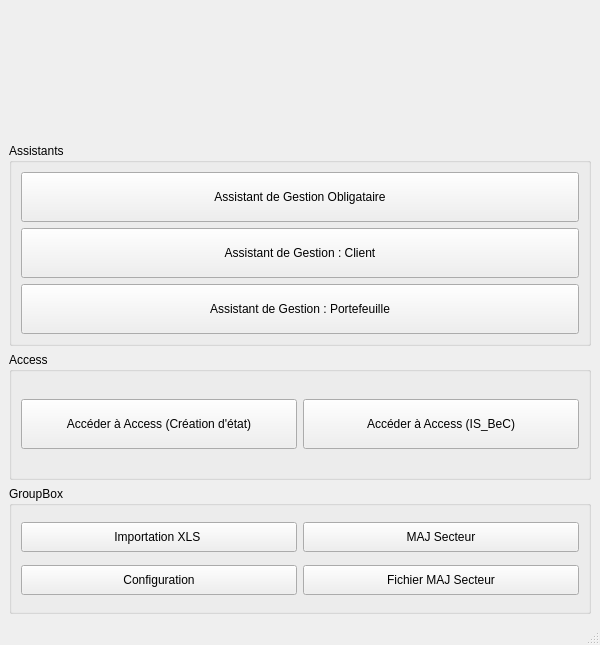
This is MainMenu.ui in baptiste-pasquier/eurocorporate as Qt 5 draws it before an edit. The edited form follows.
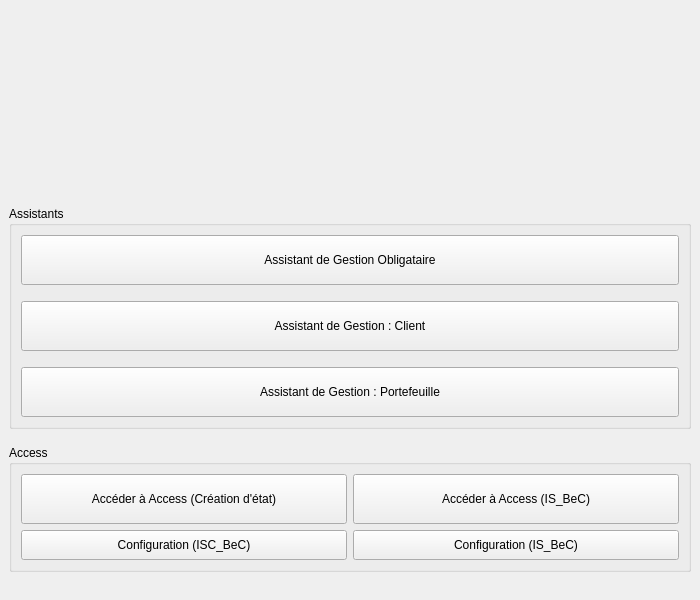
This is the edited form. Icons and pictures are not drawn.

```diff
--- a/MainMenu.ui
+++ b/MainMenu.ui
@@ -6,26 +6,38 @@
    <rect>
     <x>0</x>
     <y>0</y>
-    <width>600</width>
-    <height>645</height>
+    <width>700</width>
+    <height>600</height>
    </rect>
   </property>
+  <property name="minimumSize">
+   <size>
+    <width>700</width>
+    <height>600</height>
+   </size>
+  </property>
+  <property name="maximumSize">
+   <size>
+    <width>700</width>
+    <height>600</height>
+   </size>
+  </property>
   <property name="windowTitle">
    <string>Menu principal</string>
   </property>
   <property name="windowIcon">
-   <iconset>
+   <iconset resource="ressources.qrc">
     <normaloff>:/ressources/img/icone.png</normaloff>:/ressources/img/icone.png</iconset>
   </property>
   <widget class="QWidget" name="centralwidget">
-   <layout class="QVBoxLayout" name="verticalLayout_3">
+   <layout class="QVBoxLayout" name="verticalLayout">
     <item>
      <widget class="QLabel" name="label">
       <property name="text">
        <string/>
       </property>
       <property name="pixmap">
-       <pixmap>:/ressources/img/icone long.png</pixmap>
+       <pixmap resource="ressources.qrc">:/ressources/img/icone long.png</pixmap>
       </property>
       <property name="alignment">
        <set>Qt::AlignCenter</set>
@@ -61,6 +73,22 @@
          </property>
         </widget>
        </item>
+       <item>
+        <spacer name="verticalSpacer">
+         <property name="orientation">
+          <enum>Qt::Vertical</enum>
+         </property>
+         <property name="sizeType">
+          <enum>QSizePolicy::Minimum</enum>
+         </property>
+         <property name="sizeHint" stdset="0">
+          <size>
+           <width>0</width>
+           <height>10</height>
+          </size>
+         </property>
+        </spacer>
+       </item>
        <item>
         <widget class="QPushButton" name="pushButton_Client">
          <property name="minimumSize">
@@ -84,6 +112,22 @@
          </property>
         </widget>
        </item>
+       <item>
+        <spacer name="verticalSpacer_2">
+         <property name="orientation">
+          <enum>Qt::Vertical</enum>
+         </property>
+         <property name="sizeType">
+          <enum>QSizePolicy::Minimum</enum>
+         </property>
+         <property name="sizeHint" stdset="0">
+          <size>
+           <width>20</width>
+           <height>10</height>
+          </size>
+         </property>
+        </spacer>
+       </item>
        <item>
         <widget class="QPushButton" name="pushButton_Portefeuille">
          <property name="minimumSize">
@@ -110,36 +154,35 @@
       </layout>
      </widget>
     </item>
+    <item>
+     <spacer name="verticalSpacer_3">
+      <property name="orientation">
+       <enum>Qt::Vertical</enum>
+      </property>
+      <property name="sizeType">
+       <enum>QSizePolicy::Minimum</enum>
+      </property>
+      <property name="sizeHint" stdset="0">
+       <size>
+        <width>20</width>
+        <height>10</height>
+       </size>
+      </property>
+     </spacer>
+    </item>
     <item>
      <widget class="QGroupBox" name="groupBox">
+      <property name="maximumSize">
+       <size>
+        <width>16777215</width>
+        <height>127</height>
+       </size>
+      </property>
       <property name="title">
        <string>Access</string>
       </property>
-      <layout class="QHBoxLayout" name="horizontalLayout">
-       <item>
-        <widget class="QPushButton" name="pushButton_CreationAccess">
-         <property name="minimumSize">
-          <size>
-           <width>0</width>
-           <height>50</height>
-          </size>
-         </property>
-         <property name="text">
-          <string>Accéder à Access (Création d'état)</string>
-         </property>
-         <property name="icon">
-          <iconset>
-           <normaloff>:/ressources/img/microsoft-access-2019-240.png</normaloff>:/ressources/img/microsoft-access-2019-240.png</iconset>
-         </property>
-         <property name="iconSize">
-          <size>
-           <width>32</width>
-           <height>32</height>
-          </size>
-         </property>
-        </widget>
-       </item>
-       <item>
+      <layout class="QGridLayout" name="gridLayout_2">
+       <item row="0" column="1">
         <widget class="QPushButton" name="pushButton_IS_BEC">
          <property name="minimumSize">
           <size>
@@ -151,7 +194,7 @@
           <string>Accéder à Access (IS_BeC)</string>
          </property>
          <property name="icon">
-          <iconset>
+          <iconset resource="ressources.qrc">
            <normaloff>:/ressources/img/microsoft-access-2019-240.png</normaloff>:/ressources/img/microsoft-access-2019-240.png</iconset>
          </property>
          <property name="iconSize">
@@ -162,51 +205,26 @@
          </property>
         </widget>
        </item>
-      </layout>
-     </widget>
-    </item>
-    <item>
-     <widget class="QGroupBox" name="groupBox_3">
-      <property name="title">
-       <string>GroupBox</string>
-      </property>
-      <layout class="QGridLayout" name="gridLayout">
        <item row="0" column="0">
-        <widget class="QPushButton" name="pushButton_XLS">
+        <widget class="QPushButton" name="pushButton_CreationAccess">
          <property name="minimumSize">
           <size>
            <width>0</width>
-           <height>30</height>
+           <height>50</height>
           </size>
          </property>
          <property name="text">
-          <string>Importation XLS </string>
+          <string>Accéder à Access (Création d'état)</string>
          </property>
          <property name="icon">
-          <iconset>
-           <normaloff>:/ressources/img/microsoft-excel-2019-240.png</normaloff>:/ressources/img/microsoft-excel-2019-240.png</iconset>
+          <iconset resource="ressources.qrc">
+           <normaloff>:/ressources/img/microsoft-access-2019-240.png</normaloff>:/ressources/img/microsoft-access-2019-240.png</iconset>
          </property>
          <property name="iconSize">
           <size>
-           <width>16</width>
-           <height>16</height>
+           <width>32</width>
+           <height>32</height>
           </size>
-         </property>
-         <property name="checkable">
-          <bool>false</bool>
-         </property>
-        </widget>
-       </item>
-       <item row="0" column="1">
-        <widget class="QPushButton" name="pushButton_MAJSecteur">
-         <property name="minimumSize">
-          <size>
-           <width>0</width>
-           <height>30</height>
-          </size>
-         </property>
-         <property name="text">
-          <string>MAJ Secteur</string>
          </property>
         </widget>
        </item>
@@ -219,7 +237,7 @@
           </size>
          </property>
          <property name="text">
-          <string>Configuration</string>
+          <string>Configuration (ISC_BeC)</string>
          </property>
          <property name="icon">
           <iconset resource="ressources.qrc">
@@ -228,7 +246,7 @@
         </widget>
        </item>
        <item row="1" column="1">
-        <widget class="QPushButton" name="pushButton_FichierMAJ">
+        <widget class="QPushButton" name="btn_config_2">
          <property name="minimumSize">
           <size>
            <width>0</width>
@@ -236,7 +254,11 @@
           </size>
          </property>
          <property name="text">
-          <string>Fichier MAJ Secteur</string>
+          <string>Configuration (IS_BeC)</string>
+         </property>
+         <property name="icon">
+          <iconset resource="ressources.qrc">
+           <normaloff>:/ressources/img/settings-48.png</normaloff>:/ressources/img/settings-48.png</iconset>
          </property>
         </widget>
        </item>
@@ -245,17 +267,11 @@
     </item>
    </layout>
   </widget>
-  <widget class="QMenuBar" name="menubar">
-   <property name="geometry">
-    <rect>
-     <x>0</x>
-     <y>0</y>
-     <width>600</width>
-     <height>21</height>
-    </rect>
+  <widget class="QStatusBar" name="statusbar">
+   <property name="sizeGripEnabled">
+    <bool>false</bool>
    </property>
   </widget>
-  <widget class="QStatusBar" name="statusbar"/>
  </widget>
  <resources>
   <include location="ressources.qrc"/>
```
